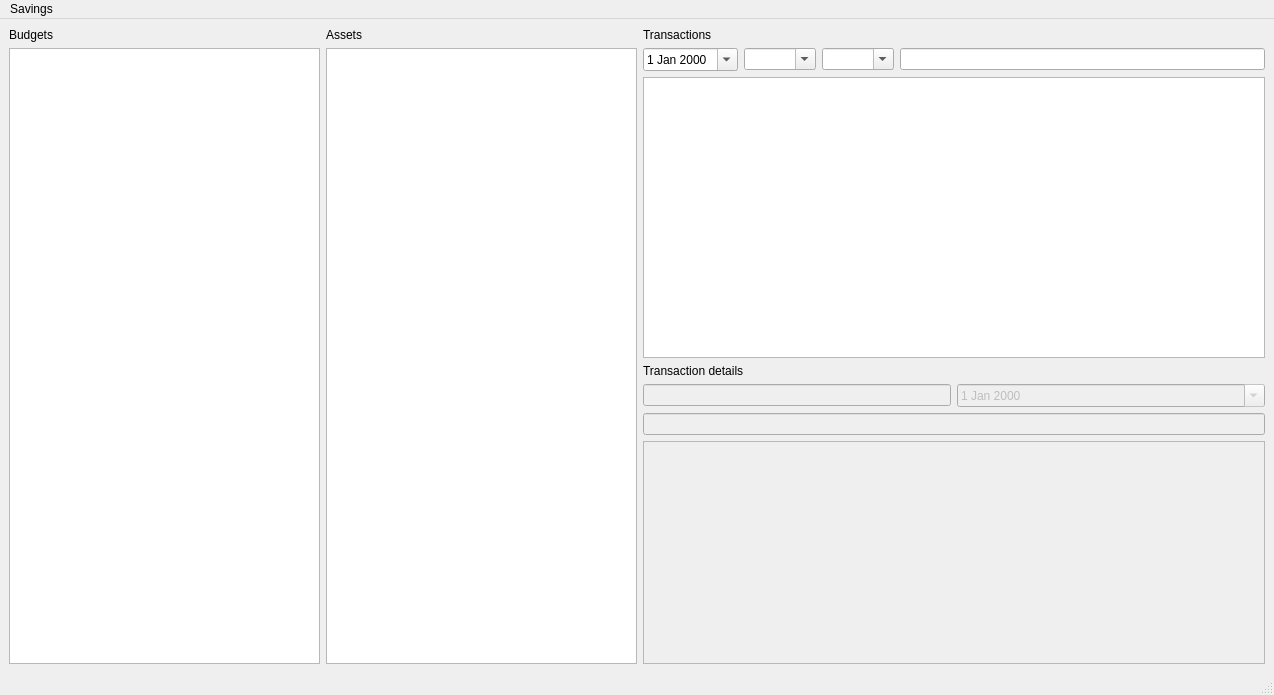
Above: savings/form/MainWindow.ui from lukasszz/savings before the change. Below: the same form after it.
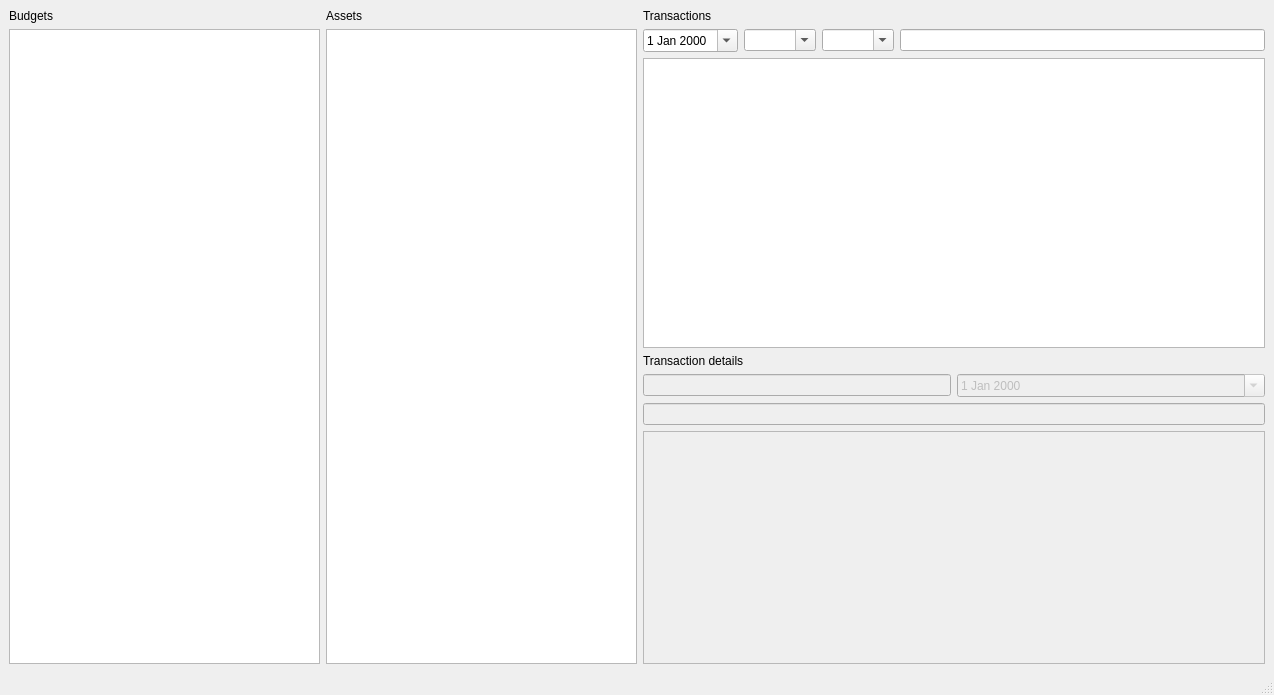
That is the form after the change.

What changed in the file:
```diff
--- a/savings/form/MainWindow.ui
+++ b/savings/form/MainWindow.ui
@@ -38,9 +38,15 @@
         <attribute name="horizontalHeaderVisible">
          <bool>false</bool>
         </attribute>
+        <attribute name="horizontalHeaderStretchLastSection">
+         <bool>true</bool>
+        </attribute>
         <attribute name="verticalHeaderVisible">
          <bool>false</bool>
         </attribute>
+        <attribute name="verticalHeaderStretchLastSection">
+         <bool>false</bool>
+        </attribute>
        </widget>
       </item>
      </layout>
@@ -68,9 +74,15 @@
         <attribute name="horizontalHeaderVisible">
          <bool>false</bool>
         </attribute>
+        <attribute name="horizontalHeaderStretchLastSection">
+         <bool>true</bool>
+        </attribute>
         <attribute name="verticalHeaderVisible">
          <bool>false</bool>
         </attribute>
+        <attribute name="verticalHeaderStretchLastSection">
+         <bool>false</bool>
+        </attribute>
        </widget>
       </item>
      </layout>
@@ -126,9 +138,15 @@
         <attribute name="horizontalHeaderVisible">
          <bool>false</bool>
         </attribute>
+        <attribute name="horizontalHeaderStretchLastSection">
+         <bool>true</bool>
+        </attribute>
         <attribute name="verticalHeaderVisible">
          <bool>false</bool>
         </attribute>
+        <attribute name="verticalHeaderStretchLastSection">
+         <bool>false</bool>
+        </attribute>
        </widget>
       </item>
       <item>
@@ -185,9 +203,15 @@
           <attribute name="horizontalHeaderVisible">
            <bool>false</bool>
           </attribute>
+          <attribute name="horizontalHeaderStretchLastSection">
+           <bool>true</bool>
+          </attribute>
           <attribute name="verticalHeaderVisible">
            <bool>false</bool>
           </attribute>
+          <attribute name="verticalHeaderStretchLastSection">
+           <bool>false</bool>
+          </attribute>
          </widget>
         </item>
        </layout>
@@ -196,22 +220,6 @@
     </item>
    </layout>
   </widget>
-  <widget class="QMenuBar" name="menubar">
-   <property name="geometry">
-    <rect>
-     <x>0</x>
-     <y>0</y>
-     <width>1274</width>
-     <height>29</height>
-    </rect>
-   </property>
-   <widget class="QMenu" name="menuSavings">
-    <property name="title">
-     <string>Savings</string>
-    </property>
-   </widget>
-   <addaction name="menuSavings"/>
-  </widget>
   <widget class="QStatusBar" name="statusbar"/>
  </widget>
  <resources/>
```
